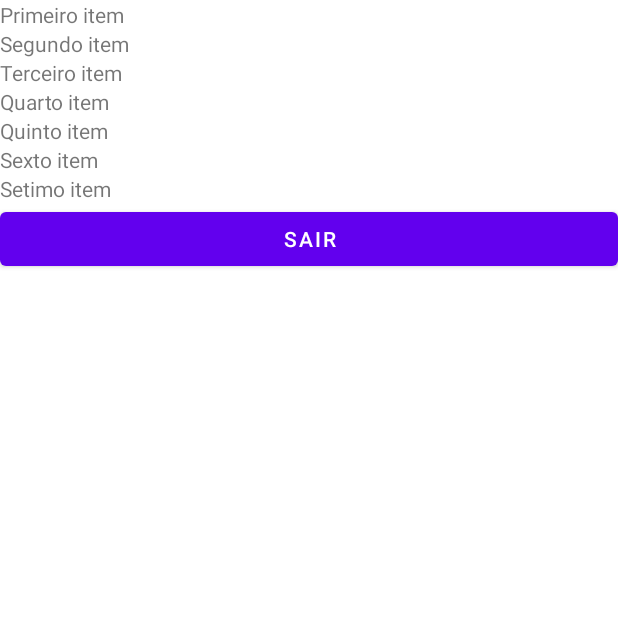
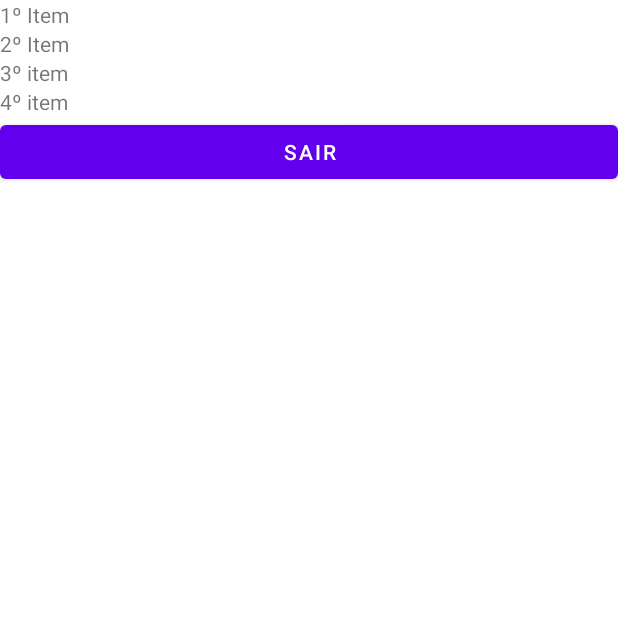
Before and after one commit to ThaynaFonsec/pratica4, an Android app: the Listagem screen opened directly, with no data from a screen before it, on a phone screen of 412 x 824 dp, the top half of it. Run offline under Robolectric (Android 15) with nearby library versions, the phone set to English and light mode, and no system bars.

Commit message:
Projeto Kotlin

```diff
--- a/app/src/main/AndroidManifest.xml
+++ b/app/src/main/AndroidManifest.xml
@@ -24,7 +24,6 @@
             android:exported="true">
             <intent-filter>
                 <action android:name="android.intent.action.MAIN" />
-
                 <category android:name="android.intent.category.LAUNCHER" />
             </intent-filter>
         </activity>
--- a/app/src/main/res/layout/activity_listagem.xml
+++ b/app/src/main/res/layout/activity_listagem.xml
@@ -11,49 +11,31 @@
         android:id="@+id/textView"
         android:layout_width="wrap_content"
         android:layout_height="wrap_content"
-        android:text="Primeiro item" />
+        android:text="1º Item" />
 
 
     <TextView
         android:id="@+id/textView9"
         android:layout_width="match_parent"
         android:layout_height="wrap_content"
-        android:text="Segundo item" />
+        android:text="2º Item" />
 
     <TextView
         android:id="@+id/textView10"
         android:layout_width="match_parent"
         android:layout_height="wrap_content"
-        android:text="Terceiro item" />
+        android:text="3º item" />
 
     <TextView
         android:id="@+id/textView11"
         android:layout_width="match_parent"
         android:layout_height="wrap_content"
-        android:text="Quarto item" />
-
-    <TextView
-        android:id="@+id/textView12"
-        android:layout_width="match_parent"
-        android:layout_height="wrap_content"
-        android:text="Quinto item" />
-
-    <TextView
-        android:id="@+id/textView13"
-        android:layout_width="match_parent"
-        android:layout_height="wrap_content"
-        android:text="Sexto item" />
-
-    <TextView
-        android:id="@+id/textView14"
-        android:layout_width="match_parent"
-        android:layout_height="wrap_content"
-        android:text="Setimo item" />
+        android:text="4º item" />
 
     <Button
         android:id="@+id/button_sair"
         android:layout_width="match_parent"
         android:layout_height="wrap_content"
         android:layout_marginBottom="0dp"
-        android:text="SAIR" />
+        android:text="Sair" />
 </LinearLayout>
--- a/app/src/main/res/values/colors.xml
+++ b/app/src/main/res/values/colors.xml
@@ -1,10 +1,10 @@
 <?xml version="1.0" encoding="utf-8"?>
 <resources>
-    <color name="purple_200">#FFBB86FC</color>
+    <color name="purple_200">#FFEBCD</color>
     <color name="purple_500">#FF6200EE</color>
-    <color name="purple_700">#FF3700B3</color>
+    <color name="purple_700">#FFE4C4</color>
     <color name="teal_200">#FF03DAC5</color>
-    <color name="teal_700">#FF018786</color>
+    <color name="teal_700">#FFDEAD</color>
     <color name="black">#FF000000</color>
     <color name="white">#FFFFFFFF</color>
 </resources>
```
Also changed, not shown: app/src/main/res/layout/activity_cadastro.xml (+4 -30 lines), app/src/main/res/layout/activity_main.xml (+4 -4 lines).
